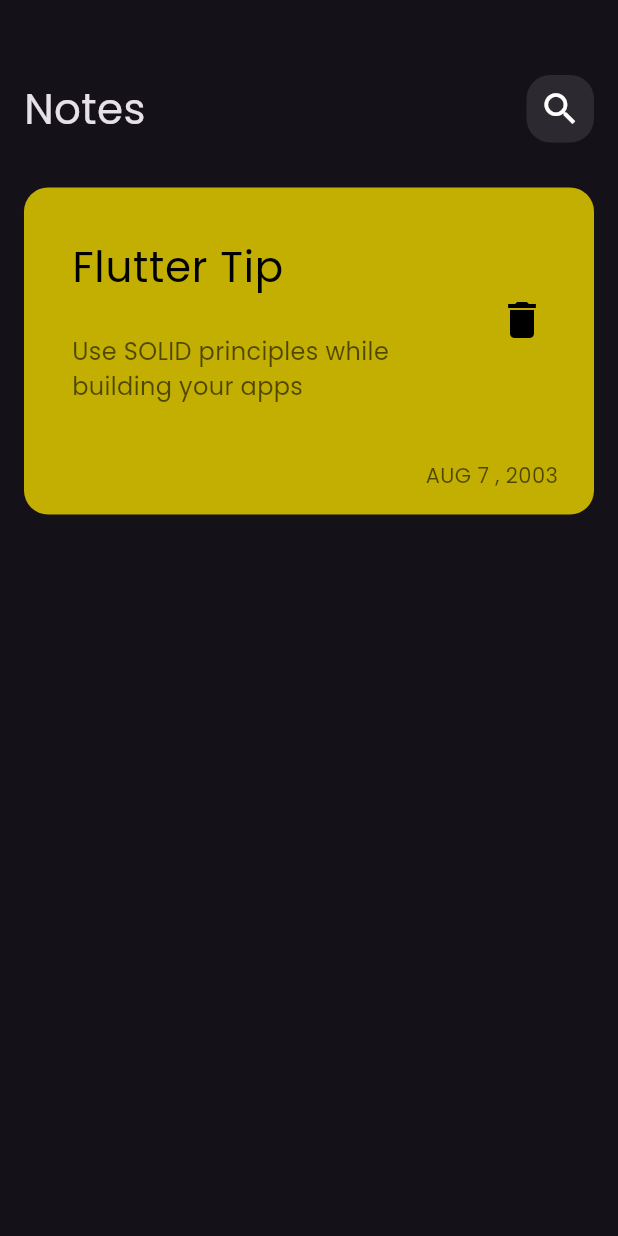
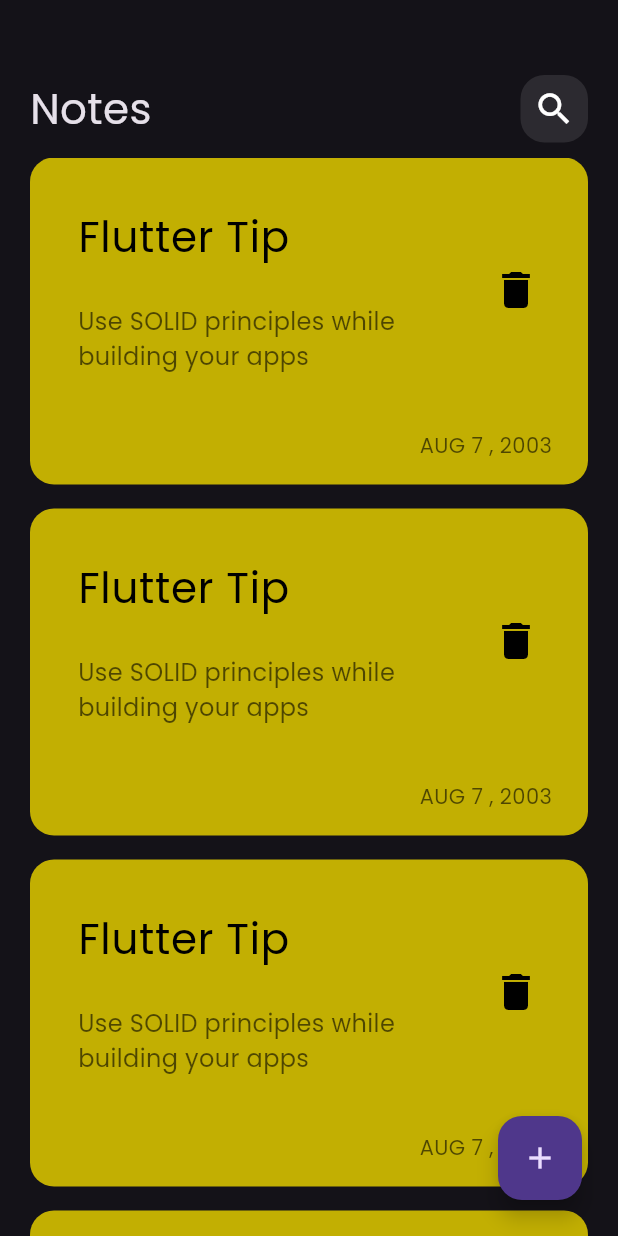
Before and after one commit to RamyIsaac/notes_app, a Flutter app: the screen it shows after launch, on a phone screen of 412 x 824 dp. Run offline on Flutter 3.47's test engine with Material 3 defaults, Android fonts, the phone set to English and light mode, and no system bars.

Commit message:
add floating action button

```diff
--- a/lib/views/notes_view.dart
+++ b/lib/views/notes_view.dart
@@ -6,8 +6,15 @@ class NotesView extends StatelessWidget {
 
   @override
   Widget build(BuildContext context) {
-    return const Scaffold(
-      body: NotesViewBody(),
+    return Scaffold(
+      floatingActionButton: Padding(
+        padding: const EdgeInsets.all(8.0),
+        child: FloatingActionButton(
+          onPressed: () {},
+          child: const Icon(Icons.add),
+        ),
+      ),
+      body: const NotesViewBody(),
     );
   }
 }
--- a/lib/widgets/note_card.dart
+++ b/lib/widgets/note_card.dart
@@ -31,7 +31,7 @@ class NoteCard extends StatelessWidget {
             ),
             trailing: IconButton(
               onPressed: () {},
-              icon: Icon(
+              icon: const Icon(
                 Icons.delete,
                 size: 32,
                 color: Colors.black,
--- /dev/null
+++ b/lib/widgets/notes_listView.dart
@@ -0,0 +1,16 @@
+import 'package:flutter/material.dart';
+import 'package:notes_app/widgets/note_card.dart';
+
+class NotesListView extends StatelessWidget {
+  const NotesListView({super.key});
+
+  @override
+  Widget build(BuildContext context) {
+    return ListView.builder(itemBuilder: (context, index) {
+      return const Padding(
+        padding: EdgeInsets.only(bottom: 16.0),
+        child: NoteCard(),
+      );
+    });
+  }
+}
--- a/lib/widgets/notes_view_body.dart
+++ b/lib/widgets/notes_view_body.dart
@@ -1,6 +1,6 @@
 import 'package:flutter/material.dart';
 import 'package:notes_app/widgets/custom_app_bar.dart';
-import 'package:notes_app/widgets/note_card.dart';
+import 'package:notes_app/widgets/notes_listView.dart';
 
 class NotesViewBody extends StatelessWidget {
   const NotesViewBody({super.key});
@@ -8,17 +8,17 @@ class NotesViewBody extends StatelessWidget {
   @override
   Widget build(BuildContext context) {
     return const Padding(
-      padding: const EdgeInsets.symmetric(horizontal: 16.0),
-      child: const Column(
+      padding: EdgeInsets.symmetric(horizontal: 20.0),
+      child: Column(
         children: [
           SizedBox(
             height: 50,
           ),
           CustomAppBar(),
           SizedBox(
-            height: 30,
+            height: 10,
           ),
-          NoteCard(),
+          Expanded(child: NotesListView()),
         ],
       ),
     );
```
